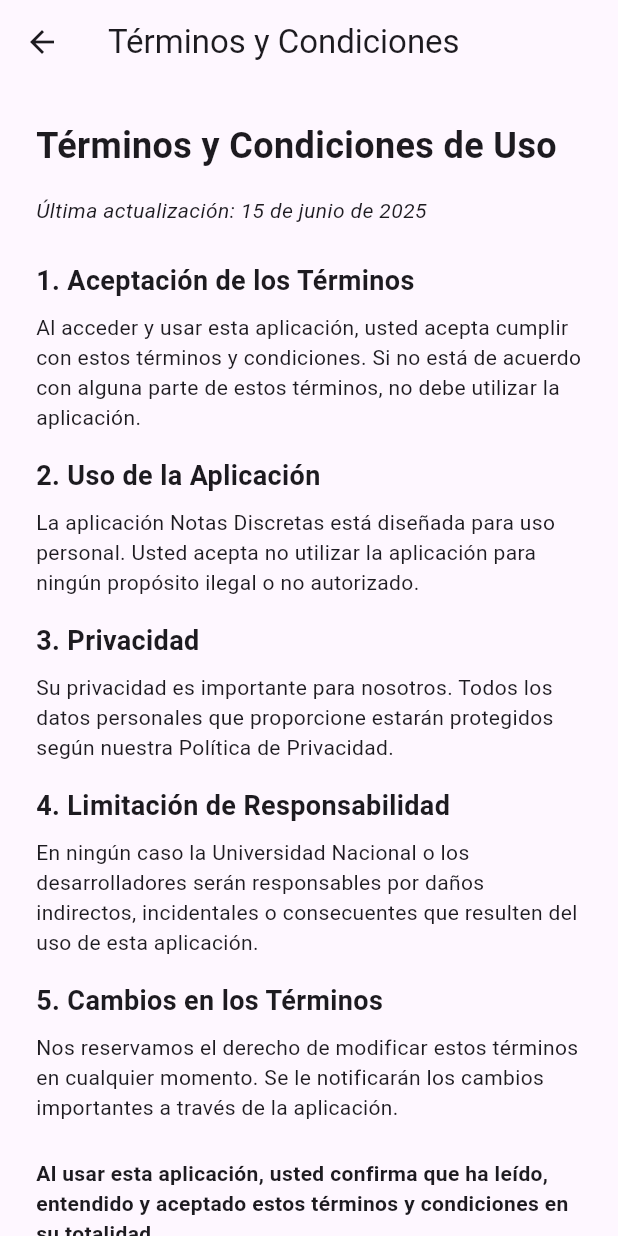
After one commit to Marlon042/Notas-discretas1, a Flutter app: the TermsAndConditionsScreen screen opened directly, on a phone screen of 412 x 824 dp. The commit adds this screen. Run offline on Flutter 3.47's test engine with Material 3 defaults, Android fonts, the phone set to English and light mode, and no system bars; our stand-ins replace bloc, cloud_firestore, equatable, firebase_auth, firebase_core, firebase_messaging and 1 more; accounts and stored records are empty.

Commit message:
Anadido Terminos
Terminos y condiciones anadidos

se quitaron opciones en la pantalla de config, se dejó lo escencial

-Todo "funciona "como debería

```diff
--- a/lib/features/auth/screens/register_screen.dart
+++ b/lib/features/auth/screens/register_screen.dart
@@ -1,6 +1,7 @@
 import 'package:flutter/material.dart';
 import 'package:flutter_bloc/flutter_bloc.dart';
 import 'package:prueba/features/auth/bloc/auth_bloc.dart';
+import 'package:prueba/features/auth/screens/terms_and_conditions_screen.dart';
 
 class RegisterScreen extends StatefulWidget {
   const RegisterScreen({super.key});
@@ -166,7 +167,13 @@ class _RegisterScreenState extends State<RegisterScreen> {
                     Expanded(
                       child: GestureDetector(
                         onTap: () {
-                          // Navegar a pantalla de términos
+                          Navigator.push(
+                            context,
+                            MaterialPageRoute(
+                              builder:
+                                  (context) => const TermsAndConditionsScreen(),
+                            ),
+                          );
                         },
                         child: RichText(
                           text: TextSpan(
--- /dev/null
+++ b/lib/features/auth/screens/terms_and_conditions_screen.dart
@@ -0,0 +1,85 @@
+import 'package:flutter/material.dart';
+
+class TermsAndConditionsScreen extends StatelessWidget {
+  const TermsAndConditionsScreen({super.key});
+
+  @override
+  Widget build(BuildContext context) {
+    return Scaffold(
+      appBar: AppBar(
+        title: const Text('Términos y Condiciones'),
+        leading: IconButton(
+          icon: const Icon(Icons.arrow_back),
+          onPressed: () => Navigator.pop(context),
+        ),
+      ),
+      body: const SingleChildScrollView(
+        padding: EdgeInsets.all(24.0),
+        child: Column(
+          crossAxisAlignment: CrossAxisAlignment.start,
+          children: [
+            Text(
+              'Términos y Condiciones de Uso',
+              style: TextStyle(fontSize: 24, fontWeight: FontWeight.bold),
+            ),
+            SizedBox(height: 16),
+            Text(
+              'Última actualización: 15 de junio de 2025',
+              style: TextStyle(fontStyle: FontStyle.italic),
+            ),
+            SizedBox(height: 24),
+            Text(
+              '1. Aceptación de los Términos',
+              style: TextStyle(fontSize: 18, fontWeight: FontWeight.bold),
+            ),
+            SizedBox(height: 8),
+            Text(
+              'Al acceder y usar esta aplicación, usted acepta cumplir con estos términos y condiciones. Si no está de acuerdo con alguna parte de estos términos, no debe utilizar la aplicación.',
+            ),
+            SizedBox(height: 16),
+            Text(
+              '2. Uso de la Aplicación',
+              style: TextStyle(fontSize: 18, fontWeight: FontWeight.bold),
+            ),
+            SizedBox(height: 8),
+            Text(
+              'La aplicación Notas Discretas está diseñada para uso personal. Usted acepta no utilizar la aplicación para ningún propósito ilegal o no autorizado.',
+            ),
+            SizedBox(height: 16),
+            Text(
+              '3. Privacidad',
+              style: TextStyle(fontSize: 18, fontWeight: FontWeight.bold),
+            ),
+            SizedBox(height: 8),
+            Text(
+              'Su privacidad es importante para nosotros. Todos los datos personales que proporcione estarán protegidos según nuestra Política de Privacidad.',
+            ),
+            SizedBox(height: 16),
+            Text(
+              '4. Limitación de Responsabilidad',
+              style: TextStyle(fontSize: 18, fontWeight: FontWeight.bold),
+            ),
+            SizedBox(height: 8),
+            Text(
+              'En ningún caso la Universidad Nacional o los desarrolladores serán responsables por daños indirectos, incidentales o consecuentes que resulten del uso de esta aplicación.',
+            ),
+            SizedBox(height: 16),
+            Text(
+              '5. Cambios en los Términos',
+              style: TextStyle(fontSize: 18, fontWeight: FontWeight.bold),
+            ),
+            SizedBox(height: 8),
+            Text(
+              'Nos reservamos el derecho de modificar estos términos en cualquier momento. Se le notificarán los cambios importantes a través de la aplicación.',
+            ),
+            SizedBox(height: 24),
+            Text(
+              'Al usar esta aplicación, usted confirma que ha leído, entendido y aceptado estos términos y condiciones en su totalidad.',
+              style: TextStyle(fontWeight: FontWeight.bold),
+            ),
+          ],
+        ),
+      ),
+    );
+  }
+}
--- a/lib/features/settings/settings_screen.dart
+++ b/lib/features/settings/settings_screen.dart
@@ -10,15 +10,15 @@ class SettingsScreen extends StatelessWidget {
       appBar: AppBar(title: const Text('Configuración')),
       body: ListView(
         children: [
-          const Divider(),
-          ListTile(
+          //const Divider(),
+          /* ListTile(
             leading: const Icon(Icons.language),
             title: const Text('Idioma'),
             subtitle: const Text('Español'),
             onTap: () {
               // Aquí puedes implementar el cambio de idioma
             },
-          ),
+          )*/
           const Divider(),
           ListTile(
             leading: const Icon(Icons.info_outline),
@@ -28,7 +28,8 @@ class SettingsScreen extends StatelessWidget {
                 context: context,
                 applicationName: 'Notas Discretas',
                 applicationVersion: '1.0.0',
-                applicationLegalese: '© 2024 Notas Discretas',
+                applicationLegalese:
+                    '© 2024 Notas Discretas\nDesarrollado por: Marlon Gutiérrez \nUniversidad Nacional de Costa Rica',
               );
             },
           ),
--- a/pubspec.yaml
+++ b/pubspec.yaml
@@ -27,6 +27,7 @@ environment:
 # dependencies can be manually updated by changing the version numbers below to
 # the latest version available on pub.dev. To see which dependencies have newer
 # versions available, run `flutter pub outdated`.
+
 dependencies:
   flutter:
     sdk: flutter
```
